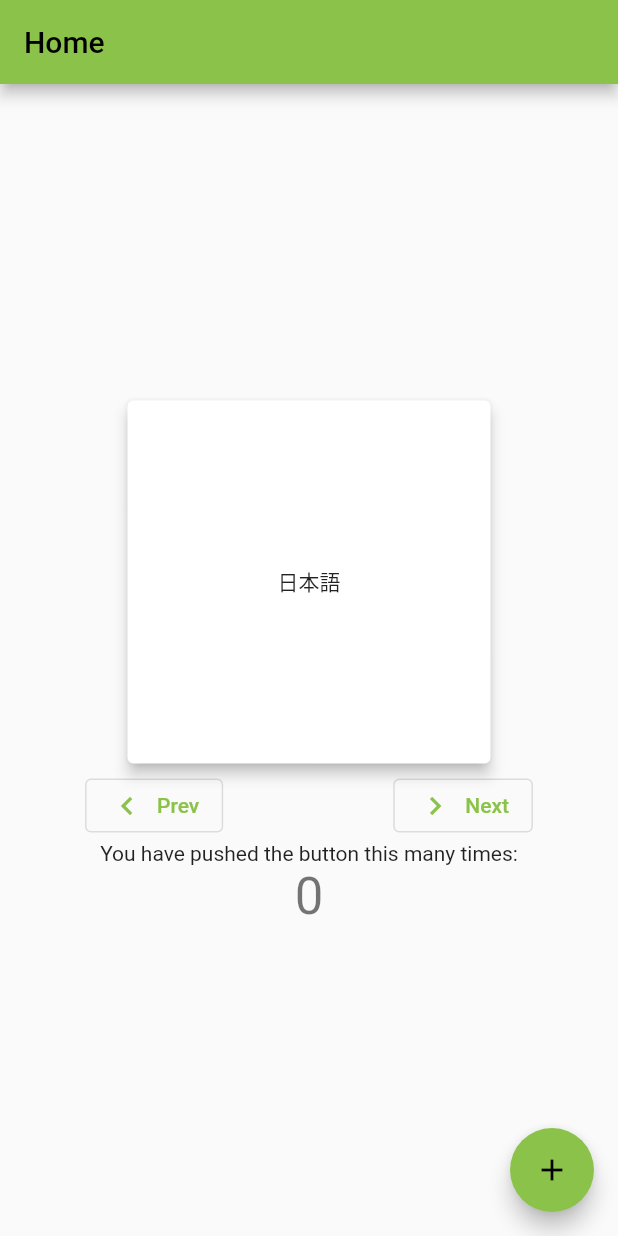
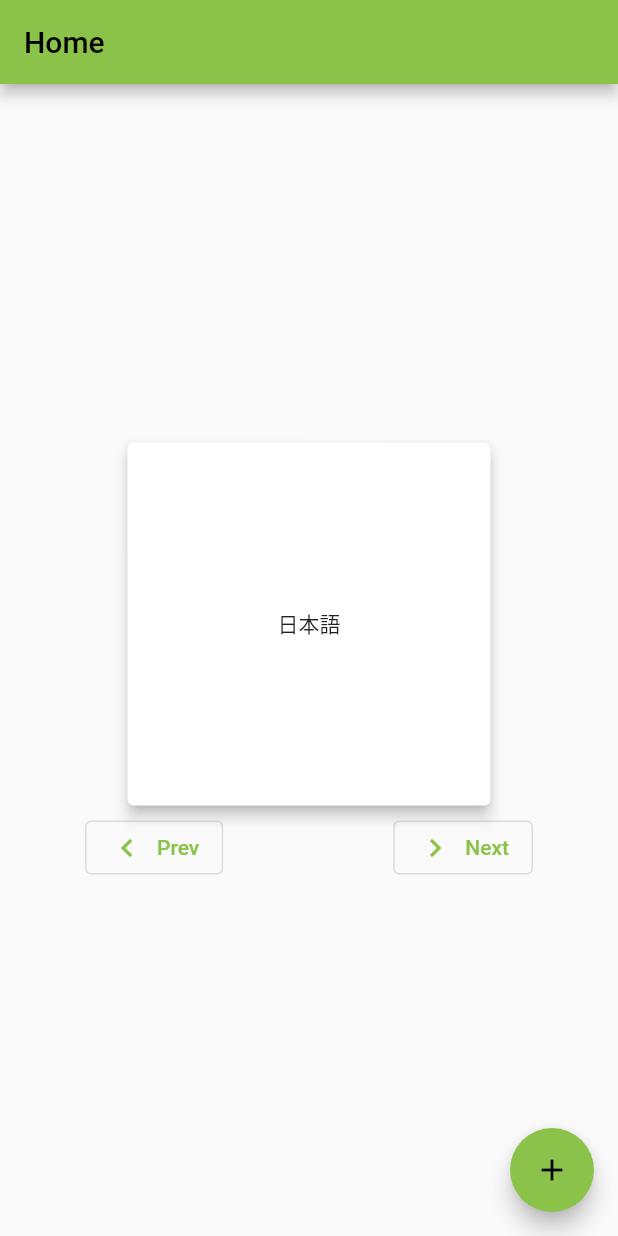
Before and after one commit to szelongq/eflashcard, a Flutter app: the screen it shows after launch, on a phone screen of 412 x 824 dp. Run offline on Flutter 3.47's test engine with Material 2 defaults, Android fonts, the light colour scheme and no system bars; drawn by our look-alikes of flip_card.

Commit message:
Update main.dart

```diff
--- a/lib/main.dart
+++ b/lib/main.dart
@@ -53,7 +53,7 @@ class MyHomePage extends StatefulWidget {
 class _MyHomePageState extends State<MyHomePage> {
   int _currIndex = 0;
   final List<Flashcard> _flashcards = [
-    const Flashcard(front: '日本語', back: 'Japanese'),
+    const Flashcard(front: '日本語', back: 'japanese'),
     const Flashcard(front: '空', back: 'sky'),
     const Flashcard(front: '下', back: 'down'),
   ];
@@ -124,13 +124,6 @@ class _MyHomePageState extends State<MyHomePage> {
                     label: Text('Next'))
               ],
             ),
-            const Text(
-              'You have pushed the button this many times:',
-            ),
-            Text(
-              '$_counter',
-              style: Theme.of(context).textTheme.headline4,
-            ),
           ],
         ),
       ),
```
